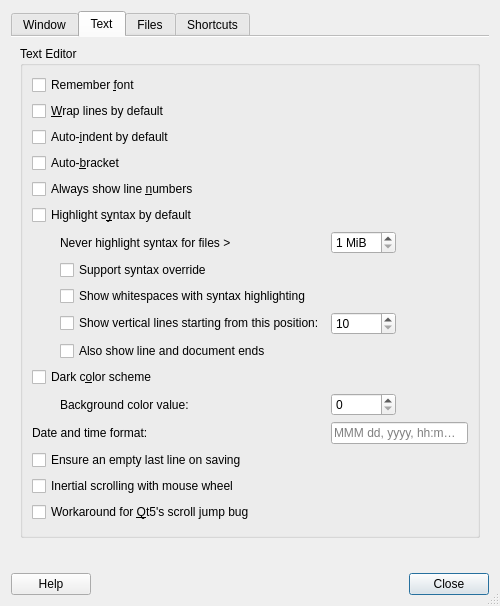
First picture: the form in featherpad/predDialog.ui, repository vecnathewhisperd0/FeatherPad, before the edit.
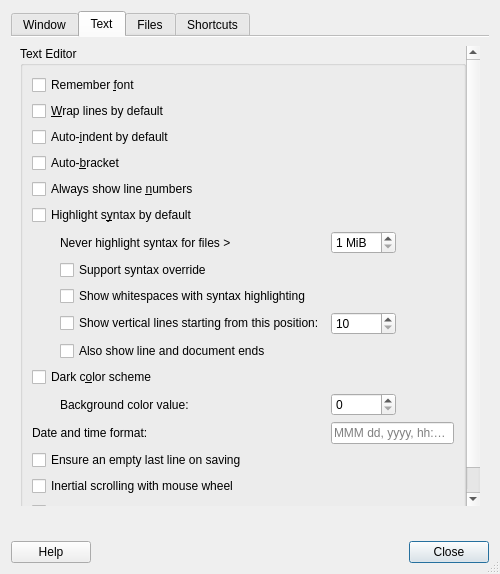
Second picture: the form after the edit. The open tabs and pages were chosen to show the change. Icons and pictures are not drawn.

What changed in the file:
```diff
--- a/featherpad/predDialog.ui
+++ b/featherpad/predDialog.ui
@@ -310,6 +310,39 @@
       </attribute>
       <layout class="QGridLayout" name="gridLayout_4">
        <item row="0" column="0">
+        <widget class="QScrollArea" name="textScrollArea">
+         <property name="frameShape">
+          <enum>QFrame::NoFrame</enum>
+         </property>
+         <property name="widgetResizable">
+          <bool>true</bool>
+         </property>
+         <widget class="QWidget" name="scrollAreaWidgetContents">
+          <property name="geometry">
+           <rect>
+            <x>0</x>
+            <y>0</y>
+            <width>504</width>
+            <height>496</height>
+           </rect>
+          </property>
+          <layout class="QVBoxLayout" name="verticalLayout">
+           <property name="spacing">
+            <number>0</number>
+           </property>
+           <property name="leftMargin">
+            <number>0</number>
+           </property>
+           <property name="topMargin">
+            <number>0</number>
+           </property>
+           <property name="rightMargin">
+            <number>0</number>
+           </property>
+           <property name="bottomMargin">
+            <number>0</number>
+           </property>
+           <item>
         <widget class="QGroupBox" name="textGoupBox">
          <property name="title">
           <string>Text Editor</string>
@@ -577,6 +610,10 @@
            </widget>
           </item>
          </layout>
+            </widget>
+           </item>
+          </layout>
+         </widget>
         </widget>
        </item>
       </layout>
```
Lines whose indentation alone changed are shown as unchanged.
